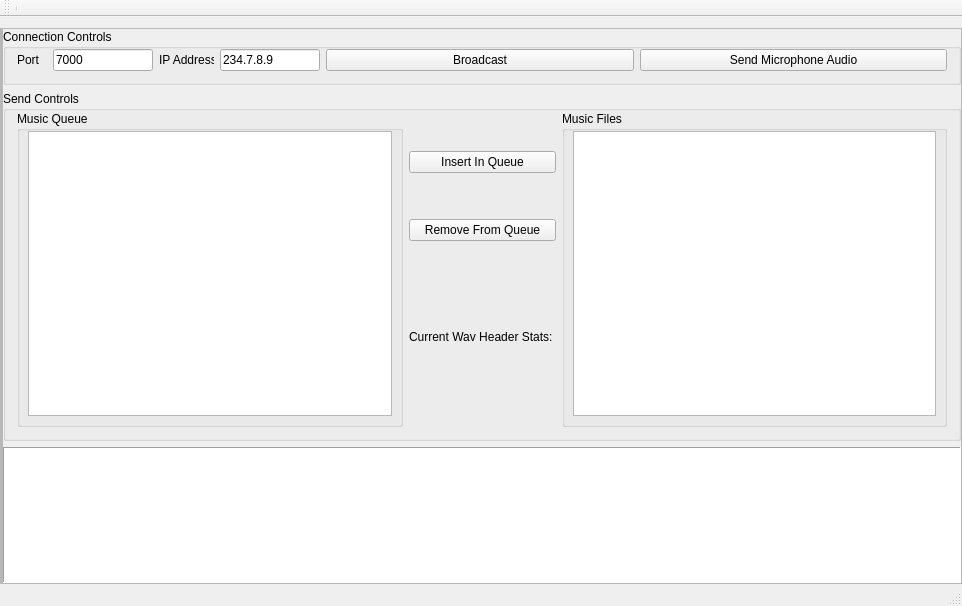
This is UI/multiserver.ui in JaegarSarauer/CommAudio as Qt 5 draws it before an edit. The edited form follows.
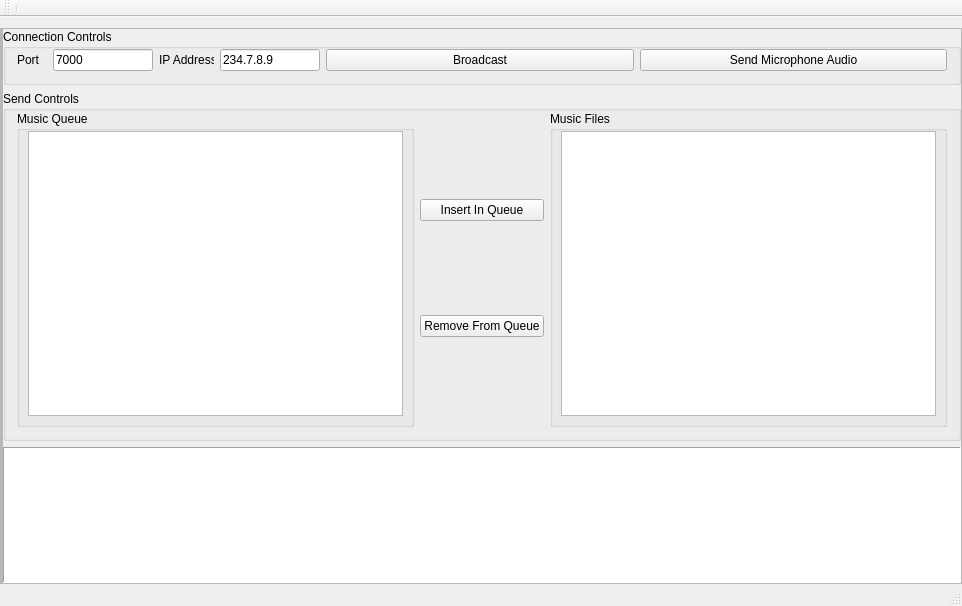
This is the edited form.

What changed in the file:
```diff
--- a/UI/multiserver.ui
+++ b/UI/multiserver.ui
@@ -265,25 +265,6 @@
                    </property>
                   </widget>
                  </item>
-                 <item>
-                  <widget class="QLabel" name="wavStats">
-                   <property name="minimumSize">
-                    <size>
-                     <width>0</width>
-                     <height>0</height>
-                    </size>
-                   </property>
-                   <property name="maximumSize">
-                    <size>
-                     <width>16777215</width>
-                     <height>100</height>
-                    </size>
-                   </property>
-                   <property name="text">
-                    <string>Current Wav Header Stats: </string>
-                   </property>
-                  </widget>
-                 </item>
                 </layout>
                </item>
                <item>
```
